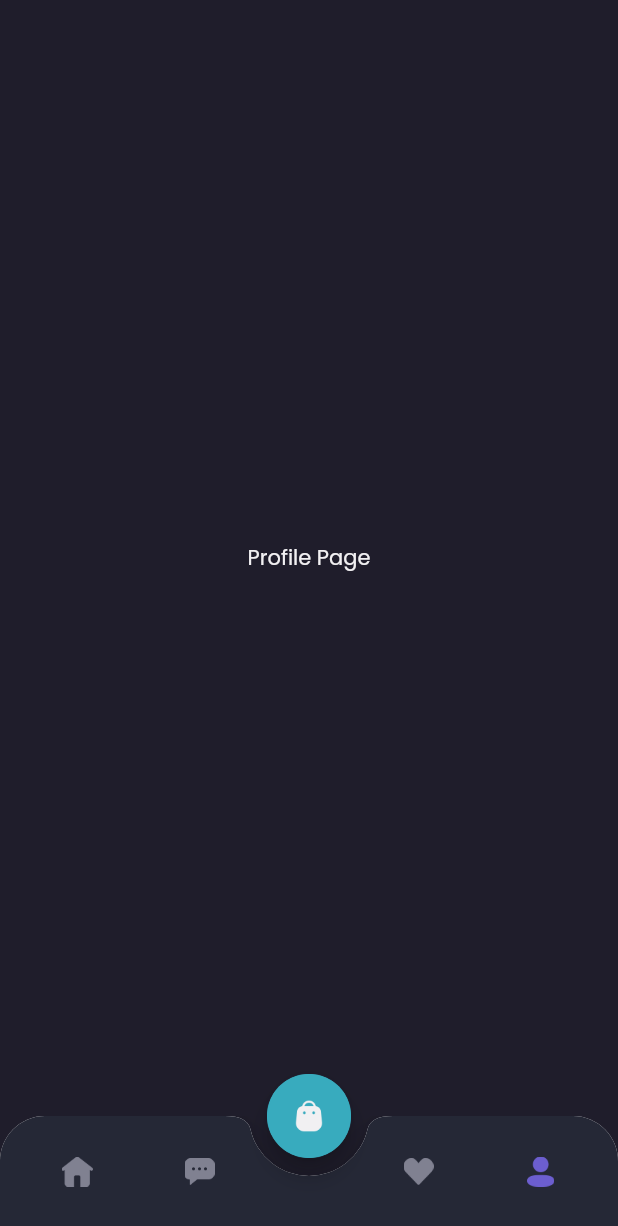
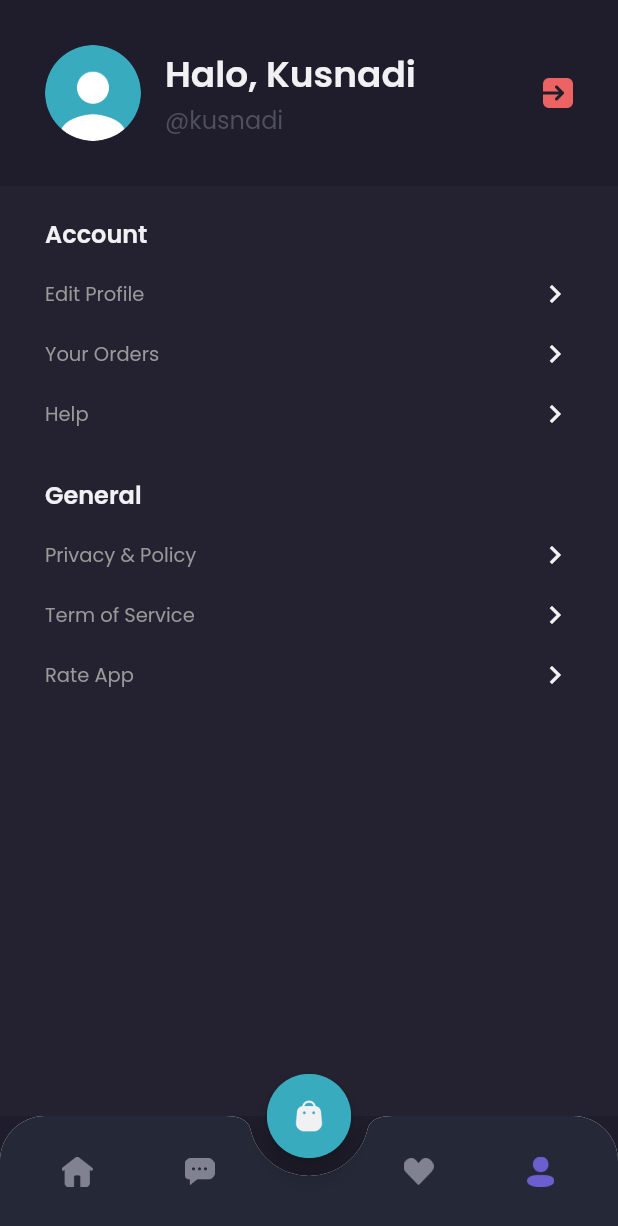
Before and after one commit to aceeenn/sepatuku-mobile, a Flutter app: the MainPage screen opened by its route, item 4 of the bottom bar chosen, on a phone screen of 412 x 824 dp. Shown: the top 1226 px of the screen. Run offline on Flutter 3.47's test engine with Material 2 defaults, Android fonts, the phone set to English and light mode, and no system bars; our stand-ins replace google_fonts.

Commit message:
edit ui profile_page

```diff
--- a/lib/pages/home/profile_page.dart
+++ b/lib/pages/home/profile_page.dart
@@ -6,13 +6,143 @@
 class ProfilePage extends StatelessWidget {
   const ProfilePage({Key? key}) : super(key: key);
 
-  @override
-  Widget build(BuildContext context) {
-    return Center(
-      child: Text(
-        'Profile Page',
-        style: primaryTextStyle,
+  Widget header() {
+    return AppBar(
+      backgroundColor: backgroundColor1,
+      automaticallyImplyLeading: false,
+      elevation: 0,
+      flexibleSpace: SafeArea(
+        child: Container(
+          padding: EdgeInsets.all(
+            defaultMargin,
+          ),
+          child: Row(
+            children: [
+              ClipOval(
+                child: Image.asset(
+                  'assets/image_profile.png',
+                  width: 64,
+                ),
+              ),
+              SizedBox(
+                width: 16,
+              ),
+              Expanded(
+                child: Column(
+                  crossAxisAlignment: CrossAxisAlignment.start,
+                  children: [
+                    Text(
+                      'Halo, Kusnadi',
+                      style: primaryTextStyle.copyWith(
+                        fontSize: 24,
+                        fontWeight: semiBold,
+                      ),
+                    ),
+                    Text(
+                      '@kusnadi',
+                      style: subtitleTextStyle.copyWith(
+                        fontSize: 16,
+                      ),
+                    ),
+                  ],
+                ),
+              ),
+              Image.asset(
+                'assets/button_exit.png',
+                width: 20,
+              ),
+            ],
+          ),
+        ),
       ),
     );
   }
+
+  Widget menuItem(String text) {
+    return Container(
+      margin: EdgeInsets.only(top: 16),
+      child: Row(
+        mainAxisAlignment: MainAxisAlignment.spaceBetween,
+        children: [
+          Text(
+            text,
+            style: secondaryTextStyle.copyWith(
+              fontSize: 13,
+            ),
+          ),
+          Icon(
+            Icons.chevron_right,
+            color: primaryTextColor,
+          ),
+        ],
+      ),
+    );
+  }
+
+  Widget content() {
+    return Expanded(
+      child: Container(
+        width: double.infinity,
+        padding: EdgeInsets.symmetric(
+          horizontal: defaultMargin,
+        ),
+        decoration: BoxDecoration(
+          color: backgroundColor3,
+        ),
+        child: Column(
+          crossAxisAlignment: CrossAxisAlignment.start,
+          children: [
+            SizedBox(
+              height: 20,
+            ),
+            Text(
+              'Account',
+              style: primaryTextStyle.copyWith(
+                fontSize: 16,
+                fontWeight: semiBold,
+              ),
+            ),
+            menuItem(
+              'Edit Profile',
+            ),
+            menuItem(
+              'Your Orders',
+            ),
+            menuItem(
+              'Help',
+            ),
+            SizedBox(
+              height: 30,
+            ),
+            Text(
+              'General',
+              style: primaryTextStyle.copyWith(
+                fontSize: 16,
+                fontWeight: semiBold,
+              ),
+            ),
+            menuItem(
+              'Privacy & Policy',
+            ),
+            menuItem(
+              'Term of Service',
+            ),
+            menuItem(
+              'Rate App',
+            ),
+          ],
+        ),
+      ),
+    );
+  }
+
+  @override
+  Widget build(BuildContext context) {
+    return Column(
+      children: [
+        header(),
+        content(),
+      ],
+    );
+  }
 }
```
